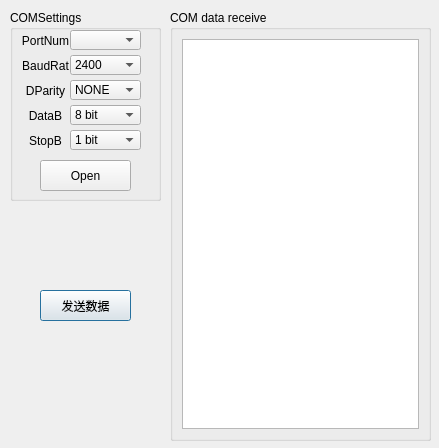
First picture: the form in PortSetting/portsettingdialog.ui, repository RockyChing/UartComHelper, before the edit.
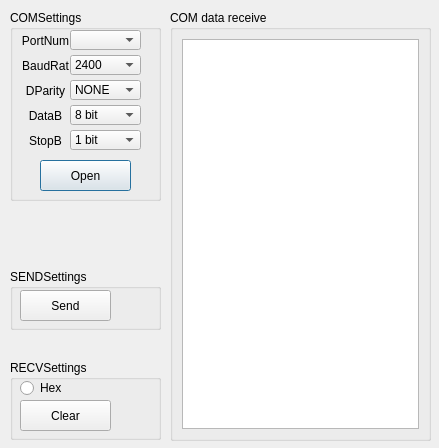
Second picture: the form after the edit.

Commit message: update ui and add hex show

What changed in the file:
```diff
--- a/PortSetting/portsettingdialog.ui
+++ b/PortSetting/portsettingdialog.ui
@@ -26,19 +26,6 @@
     <string>串口接收数据：</string>
    </property>
   </widget>
-  <widget class="QPushButton" name="uartSendBtn">
-   <property name="geometry">
-    <rect>
-     <x>40</x>
-     <y>290</y>
-     <width>91</width>
-     <height>31</height>
-    </rect>
-   </property>
-   <property name="text">
-    <string>发送数据</string>
-   </property>
-  </widget>
   <widget class="QGroupBox" name="groupBox">
    <property name="geometry">
     <rect>
@@ -314,6 +301,90 @@
     </item>
    </layout>
   </widget>
+  <widget class="QPushButton" name="recvClearBtn">
+   <property name="geometry">
+    <rect>
+     <x>20</x>
+     <y>400</y>
+     <width>91</width>
+     <height>31</height>
+    </rect>
+   </property>
+   <property name="text">
+    <string>Clear</string>
+   </property>
+  </widget>
+  <widget class="QRadioButton" name="hexShowRadioBtn">
+   <property name="geometry">
+    <rect>
+     <x>20</x>
+     <y>380</y>
+     <width>89</width>
+     <height>16</height>
+    </rect>
+   </property>
+   <property name="text">
+    <string>Hex</string>
+   </property>
+  </widget>
+  <widget class="QPushButton" name="uartSendBtn">
+   <property name="geometry">
+    <rect>
+     <x>20</x>
+     <y>290</y>
+     <width>91</width>
+     <height>31</height>
+    </rect>
+   </property>
+   <property name="text">
+    <string>Send</string>
+   </property>
+  </widget>
+  <widget class="QGroupBox" name="groupBox_3">
+   <property name="geometry">
+    <rect>
+     <x>10</x>
+     <y>360</y>
+     <width>151</width>
+     <height>80</height>
+    </rect>
+   </property>
+   <property name="title">
+    <string>RECVSettings</string>
+   </property>
+  </widget>
+  <widget class="QGroupBox" name="groupBox_4">
+   <property name="geometry">
+    <rect>
+     <x>10</x>
+     <y>269</y>
+     <width>151</width>
+     <height>61</height>
+    </rect>
+   </property>
+   <property name="title">
+    <string>SENDSettings</string>
+   </property>
+  </widget>
+  <zorder>groupBox_4</zorder>
+  <zorder>groupBox_3</zorder>
+  <zorder>label</zorder>
+  <zorder>groupBox</zorder>
+  <zorder>portNameCombo</zorder>
+  <zorder>baudRateCombo</zorder>
+  <zorder>label_2</zorder>
+  <zorder>label_3</zorder>
+  <zorder>label_4</zorder>
+  <zorder>label_5</zorder>
+  <zorder>label_6</zorder>
+  <zorder>parityCombo</zorder>
+  <zorder>dataBitsCombo</zorder>
+  <zorder>stopBitsComb</zorder>
+  <zorder>uartOpenCloseBtn</zorder>
+  <zorder>groupBox_2</zorder>
+  <zorder>recvClearBtn</zorder>
+  <zorder>hexShowRadioBtn</zorder>
+  <zorder>uartSendBtn</zorder>
  </widget>
  <resources/>
  <connections/>
```
The commit also changes 3 other files.
